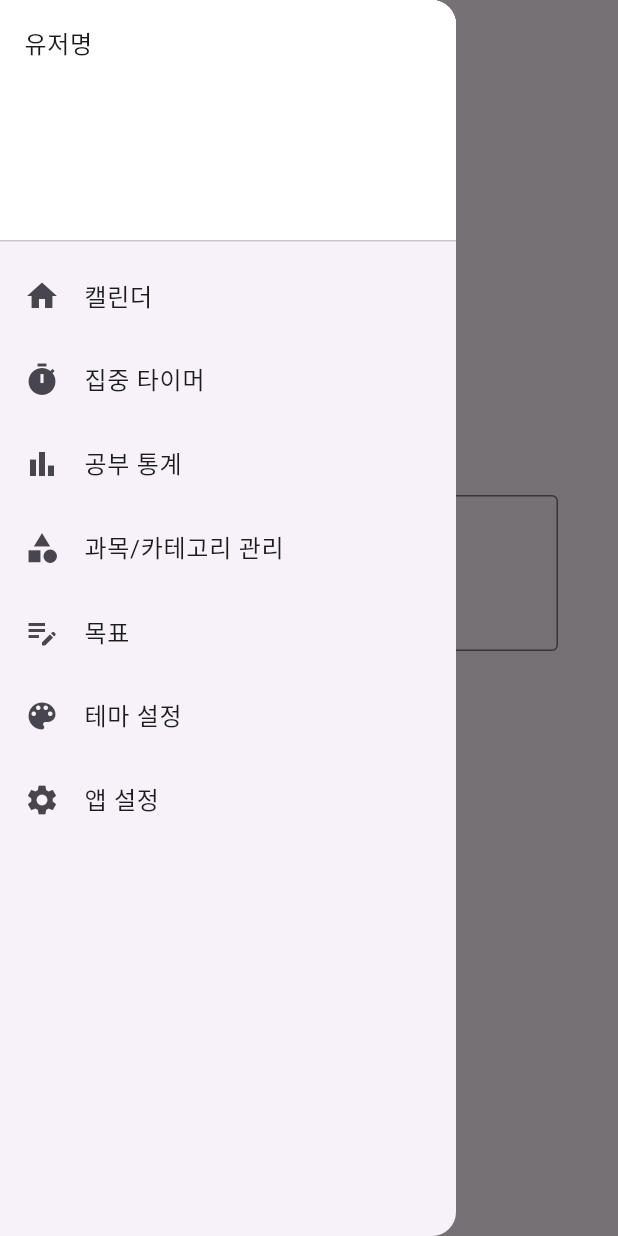
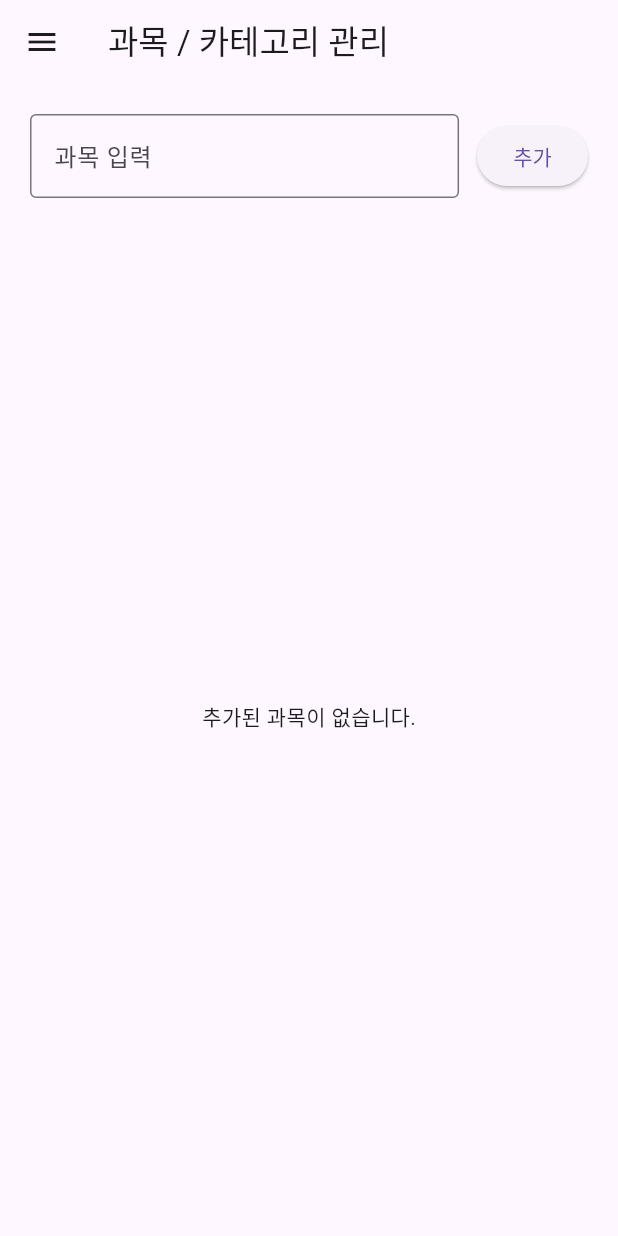
Before and after one commit to Leedoseo/To_do_list_Project, a Flutter app: the TimerScreen screen opened by its route, in the side drawer, after a tap on "과목/카테고리 관리", on a phone screen of 412 x 824 dp. Run offline on Flutter 3.47's test engine with Material 3 defaults, Android fonts, the phone set to English and light mode, and no system bars; our stand-ins replace flutter_local_notifications, table_calendar.

Commit message:
과목 / 카테고리 추가 및 관리 Screen 구현

```diff
--- a/lib/Widgets/common_scaffold.dart
+++ b/lib/Widgets/common_scaffold.dart
@@ -54,6 +54,7 @@ class CommonScaffold extends StatelessWidget {
               leading: Icon(Icons.category),
               title: const Text("과목/카테고리 관리"),
               onTap: () {
+                Navigator.pushNamed(context, "/category");
               },
             ),
             ListTile(
--- a/lib/main.dart
+++ b/lib/main.dart
@@ -1,5 +1,6 @@
 import 'package:todolist_project/screen/calendar_screen.dart';
 import 'package:todolist_project/screen/timer_screen.dart';
+import 'package:todolist_project/screen/subject_category_screen.dart';
 import 'package:intl/date_symbol_data_local.dart';
 import 'package:flutter/material.dart';
 
@@ -15,6 +16,7 @@ void main() async {
       routes: {
         "/calendar" : (context) => const CalendarScreen(),
         "/timer" : (context) => const TimerScreen(),
+        "/category" : (context) => const SubjectCategoryScreen(),
       },
     )
   );
--- /dev/null
+++ b/lib/screen/subject_category_screen.dart
@@ -0,0 +1,86 @@
+import 'package:todolist_project/Widgets/common_scaffold.dart';
+import 'package:flutter/material.dart';
+
+class SubjectCategoryScreen extends StatefulWidget {
+  const SubjectCategoryScreen({super.key});
+
+  @override
+
+  State<SubjectCategoryScreen> createState() => _SubjectCategoryScreenState();
+}
+
+class _SubjectCategoryScreenState extends State<SubjectCategoryScreen> {
+  final TextEditingController _controller = TextEditingController();
+  final List<String> _subjects = [];
+
+  void _addSubject() {
+    final text = _controller.text.trim();
+    if (text.isNotEmpty && !_subjects.contains(text)) {
+      setState(() {
+        _subjects.add(text);
+        _controller.clear();
+      });
+    }
+  }
+
+  void _deleteSubject(String subject) {
+    setState(() {
+      _subjects.remove(subject);
+    });
+  }
+
+  @override
+
+  Widget build(BuildContext context) {
+    return CommonScaffold(
+      title: "과목 / 카테고리 관리",
+      body: Padding(
+        padding: const EdgeInsets.all(20.0),
+        child: Column(
+          children: [
+            // 입력 필드
+            Row(
+              children: [
+                Expanded(
+                  child: TextField(
+                    controller: _controller,
+                    decoration: const InputDecoration(
+                      labelText: "과목 입력",
+                      border: OutlineInputBorder(),
+                    ),
+                    onSubmitted: (_) => _addSubject(),
+                  ),
+                ),
+                const SizedBox(width: 12),
+                ElevatedButton(
+                    onPressed: _addSubject,
+                    child: const Text("추가"),
+                ),
+              ],
+            ),
+            const SizedBox(height: 20),
+
+            // 리스트 표시
+            Expanded(
+              child: _subjects.isEmpty
+                  ? const Center(child: Text("추가된 과목이 없습니다."))
+                  : ListView.builder(
+                  itemCount: _subjects.length,
+                  itemBuilder: (context, index) {
+                    final subject = _subjects[index];
+                    return ListTile(
+                      title: Text(subject),
+                      trailing: IconButton(
+                        icon: Icon(Icons.delete),
+                        onPressed: () => _deleteSubject(subject),
+                      ),
+                    );
+                  }
+              ),
+            ),
+          ],
+        ),
+      ),
+    );
+  }
+}
```
